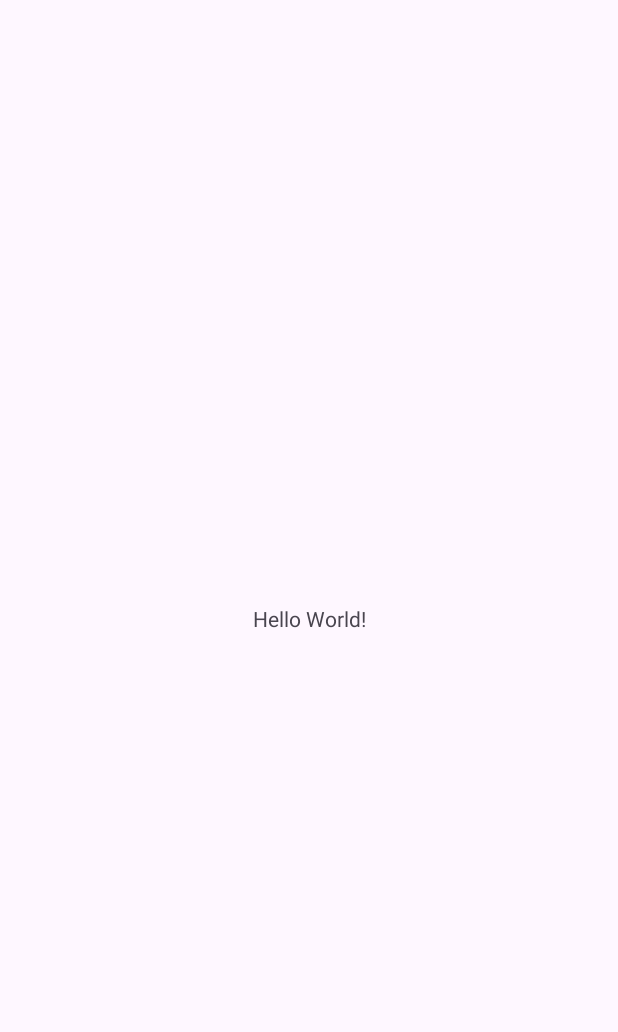
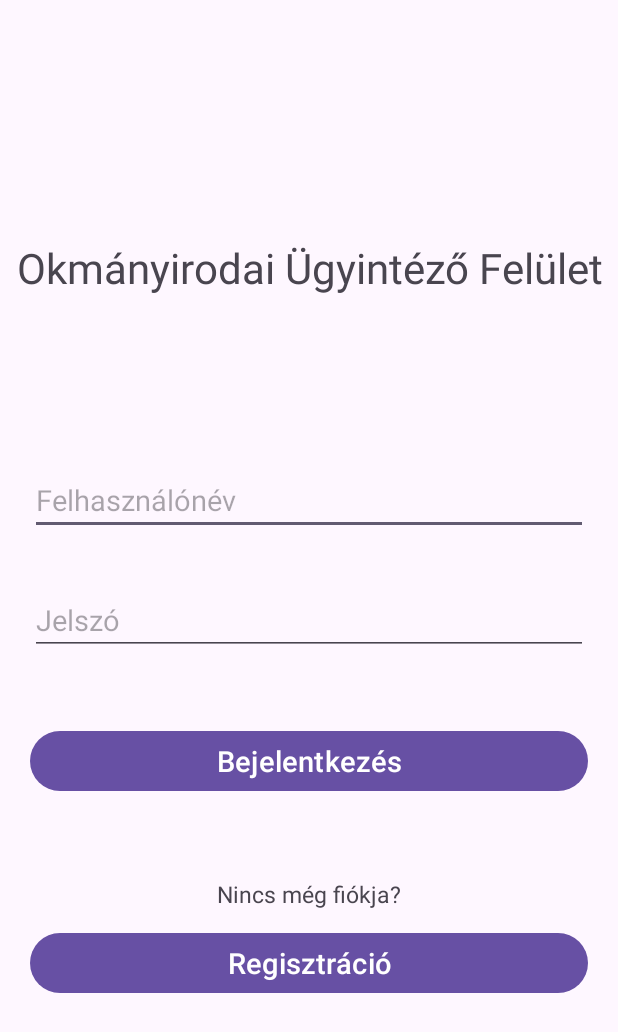
Before and after one commit to Daffidke/okmanyiroda-ugyintezes, an Android app: the screen it shows after launch (MainActivity), on a phone screen of 412 x 824 dp. Before the commit the part shown is almost empty. Shown: the top 1032 px of the screen. Run offline under Robolectric (Android 15) with nearby library versions, the phone set to English and light mode, and no system bars.

Commit message:
Bejelentkezés GUI, Input beolvasás, Regisztráció Activityre átvezetés

```diff
--- a/app/src/main/AndroidManifest.xml
+++ b/app/src/main/AndroidManifest.xml
@@ -13,6 +13,9 @@
         android:theme="@style/Theme.OkmányirodaÜgyintézés"
         tools:targetApi="31">
         <activity
+            android:name=".RegisterActivity"
+            android:exported="false" />
+        <activity
             android:name=".MainActivity"
             android:exported="true">
             <intent-filter>
--- a/app/src/main/java/com/example/okmanyirodaugyintezes/MainActivity.java
+++ b/app/src/main/java/com/example/okmanyirodaugyintezes/MainActivity.java
@@ -1,6 +1,10 @@
 package com.example.okmanyirodaugyintezes;
 
+import android.content.Intent;
 import android.os.Bundle;
+import android.util.Log;
+import android.view.View;
+import android.widget.EditText;
 
 import androidx.activity.EdgeToEdge;
 import androidx.appcompat.app.AppCompatActivity;
@@ -8,17 +12,87 @@ import androidx.core.graphics.Insets;
 import androidx.core.view.ViewCompat;
 import androidx.core.view.WindowInsetsCompat;
 
+import java.util.Objects;
+
 public class MainActivity extends AppCompatActivity {
+    // CONSTS
+    private static final String LOG_TAG = MainActivity.class.getName();
+    private static final String PREF_KEY = Objects.requireNonNull(MainActivity.class.getPackage()).toString();
+    private static final int SECRET_KEY = 99;
+
+
+    // FIELDS
+    EditText usernameEditText;
+    EditText passwordEditText;
 
     @Override
     protected void onCreate(Bundle savedInstanceState) {
         super.onCreate(savedInstanceState);
         EdgeToEdge.enable(this);
         setContentView(R.layout.activity_main);
+
+        this.usernameEditText = findViewById(R.id.usernameEditText);
+        this.passwordEditText = findViewById(R.id.passwordEditText);
+
+        Log.i(LOG_TAG, "onCreate");
+
         ViewCompat.setOnApplyWindowInsetsListener(findViewById(R.id.main), (v, insets) -> {
             Insets systemBars = insets.getInsets(WindowInsetsCompat.Type.systemBars());
             v.setPadding(systemBars.left, systemBars.top, systemBars.right, systemBars.bottom);
             return insets;
         });
     }
+
+    // ACTIONS
+    public void login(View view) {
+        String userName = usernameEditText.getText().toString();
+        String password = passwordEditText.getText().toString();
+
+        Log.i(LOG_TAG, "Bejelentkezett: " + userName + ", jelszó: " + password);
+    }
+
+    public void register(View view) {
+        Intent intent = new Intent(this, RegisterActivity.class);
+        intent.putExtra("SECRET_KEY", SECRET_KEY);
+        startActivity(intent);
+    }
+
+
+    // OVERRIDES
+
+    @Override
+    protected void onStop() {
+        super.onStop();
+        Log.i(LOG_TAG, "onStop");
+    }
+
+    @Override
+    protected void onStart() {
+        super.onStart();
+        Log.i(LOG_TAG, "onStart");
+    }
+
+    @Override
+    protected void onDestroy() {
+        super.onDestroy();
+        Log.i(LOG_TAG, "onDestroy");
+    }
+
+    @Override
+    protected void onPause() {
+        super.onPause();
+        Log.i(LOG_TAG, "onPause");
+    }
+
+    @Override
+    protected void onResume() {
+        super.onResume();
+        Log.i(LOG_TAG, "onResume");
+    }
+
+    @Override
+    protected void onRestart() {
+        super.onRestart();
+        Log.i(LOG_TAG, "onRestart");
+    }
 }
--- /dev/null
+++ b/app/src/main/java/com/example/okmanyirodaugyintezes/RegisterActivity.java
@@ -0,0 +1,24 @@
+package com.example.okmanyirodaugyintezes;
+
+import android.os.Bundle;
+
+import androidx.activity.EdgeToEdge;
+import androidx.appcompat.app.AppCompatActivity;
+import androidx.core.graphics.Insets;
+import androidx.core.view.ViewCompat;
+import androidx.core.view.WindowInsetsCompat;
+
+public class RegisterActivity extends AppCompatActivity {
+
+    @Override
+    protected void onCreate(Bundle savedInstanceState) {
+        super.onCreate(savedInstanceState);
+        EdgeToEdge.enable(this);
+        setContentView(R.layout.activity_register);
+        ViewCompat.setOnApplyWindowInsetsListener(findViewById(R.id.main), (v, insets) -> {
+            Insets systemBars = insets.getInsets(WindowInsetsCompat.Type.systemBars());
+            v.setPadding(systemBars.left, systemBars.top, systemBars.right, systemBars.bottom);
+            return insets;
+        });
+    }
+}
--- a/app/src/main/res/layout/activity_main.xml
+++ b/app/src/main/res/layout/activity_main.xml
@@ -8,12 +8,94 @@
     tools:context=".MainActivity">
 
     <TextView
-        android:layout_width="wrap_content"
+        android:layout_width="match_parent"
         android:layout_height="wrap_content"
-        android:text="Hello World!"
-        app:layout_constraintBottom_toBottomOf="parent"
+        android:textAlignment="center"
+        android:text="@string/app_name"
+        android:textSize="@dimen/title_text_size"
+        app:layout_constraintBottom_toBottomOf="@+id/usernameEditText"
         app:layout_constraintEnd_toEndOf="parent"
         app:layout_constraintStart_toStartOf="parent"
         app:layout_constraintTop_toTopOf="parent" />
 
+    <EditText
+        android:id="@+id/usernameEditText"
+        android:layout_width="match_parent"
+        android:layout_height="wrap_content"
+        android:layout_marginStart="@dimen/basic_margin"
+        android:layout_marginEnd="@dimen/basic_margin"
+        android:textSize="@dimen/normal_text_size"
+        android:autofillHints=""
+        android:hint="@string/username_text"
+        android:inputType="textPersonName"
+        app:layout_constraintBottom_toBottomOf="parent"
+        app:layout_constraintEnd_toEndOf="parent"
+        app:layout_constraintHorizontal_bias="0.0"
+        app:layout_constraintStart_toStartOf="parent"
+        app:layout_constraintTop_toTopOf="parent"
+        app:layout_constraintVertical_bias="0.399" />
+
+    <EditText
+        android:id="@+id/passwordEditText"
+        android:layout_width="match_parent"
+        android:layout_height="wrap_content"
+        android:layout_marginStart="@dimen/basic_margin"
+        android:layout_marginEnd="@dimen/basic_margin"
+        android:textSize="@dimen/normal_text_size"
+        android:autofillHints=""
+        android:hint="@string/password_text"
+        android:inputType="textPassword"
+        app:layout_constraintBottom_toBottomOf="parent"
+        app:layout_constraintEnd_toEndOf="parent"
+        app:layout_constraintHorizontal_bias="0.0"
+        app:layout_constraintStart_toStartOf="parent"
+        app:layout_constraintTop_toBottomOf="@+id/usernameEditText"
+        app:layout_constraintVertical_bias="0.08" />
+
+    <Button
+        android:id="@+id/loginButton"
+        android:layout_width="match_parent"
+        android:layout_height="wrap_content"
+        android:layout_marginStart="@dimen/basic_margin"
+        android:layout_marginEnd="@dimen/basic_margin"
+        android:textSize="@dimen/normal_text_size"
+        android:text="@string/login_text"
+        android:onClick="login"
+        app:layout_constraintBottom_toBottomOf="parent"
+        app:layout_constraintEnd_toEndOf="parent"
+        app:layout_constraintHorizontal_bias="0.0"
+        app:layout_constraintStart_toStartOf="parent"
+        app:layout_constraintTop_toBottomOf="@+id/passwordEditText"
+        app:layout_constraintVertical_bias="0.137" />
+
+    <TextView
+        android:id="@+id/notRegisteredTextView"
+        android:layout_width="match_parent"
+        android:layout_height="wrap_content"
+        android:text="@string/not_registered_text"
+        android:textAlignment="center"
+        android:textSize="@dimen/small_text_size"
+        app:layout_constraintBottom_toBottomOf="parent"
+        app:layout_constraintEnd_toEndOf="parent"
+        app:layout_constraintHorizontal_bias="0.0"
+        app:layout_constraintStart_toStartOf="parent"
+        app:layout_constraintTop_toBottomOf="@+id/loginButton"
+        app:layout_constraintVertical_bias="0.199" />
+
+    <Button
+        android:id="@+id/registerButton"
+        android:layout_width="match_parent"
+        android:layout_height="wrap_content"
+        android:layout_marginStart="@dimen/basic_margin"
+        android:layout_marginEnd="@dimen/basic_margin"
+        android:textSize="@dimen/normal_text_size"
+        android:text="@string/register_text"
+        android:onClick="register"
+        app:layout_constraintBottom_toBottomOf="parent"
+        app:layout_constraintEnd_toEndOf="parent"
+        app:layout_constraintHorizontal_bias="1.0"
+        app:layout_constraintStart_toStartOf="parent"
+        app:layout_constraintTop_toBottomOf="@+id/notRegisteredTextView"
+        app:layout_constraintVertical_bias="0.065" />
+
 </androidx.constraintlayout.widget.ConstraintLayout>
--- /dev/null
+++ b/app/src/main/res/layout/activity_register.xml
@@ -0,0 +1,10 @@
+<?xml version="1.0" encoding="utf-8"?>
+<androidx.constraintlayout.widget.ConstraintLayout xmlns:android="http://schemas.android.com/apk/res/android"
+    xmlns:app="http://schemas.android.com/apk/res-auto"
+    xmlns:tools="http://schemas.android.com/tools"
+    android:id="@+id/main"
+    android:layout_width="match_parent"
+    android:layout_height="match_parent"
+    tools:context=".RegisterActivity">
+
+</androidx.constraintlayout.widget.ConstraintLayout>
--- /dev/null
+++ b/app/src/main/res/values/dimens.xml
@@ -0,0 +1,7 @@
+<?xml version="1.0" encoding="utf-8"?>
+<resources>
+    <dimen name="basic_margin">20dp</dimen>
+    <dimen name="title_text_size">28sp</dimen>
+    <dimen name="small_text_size">15sp</dimen>
+    <dimen name="normal_text_size">19sp</dimen>
+</resources>
--- a/app/src/main/res/values/strings.xml
+++ b/app/src/main/res/values/strings.xml
@@ -1,3 +1,8 @@
 <resources>
-    <string name="app_name">Okmányiroda Ügyintézés</string>
+    <string name="app_name">Okmányirodai Ügyintéző Felület</string>
+    <string name="login_text">Bejelentkezés</string>
+    <string name="username_text">Felhasználónév</string>
+    <string name="password_text">Jelszó</string>
+    <string name="register_text">Regisztráció</string>
+    <string name="not_registered_text">Nincs még fiókja?</string>
 </resources>
```
